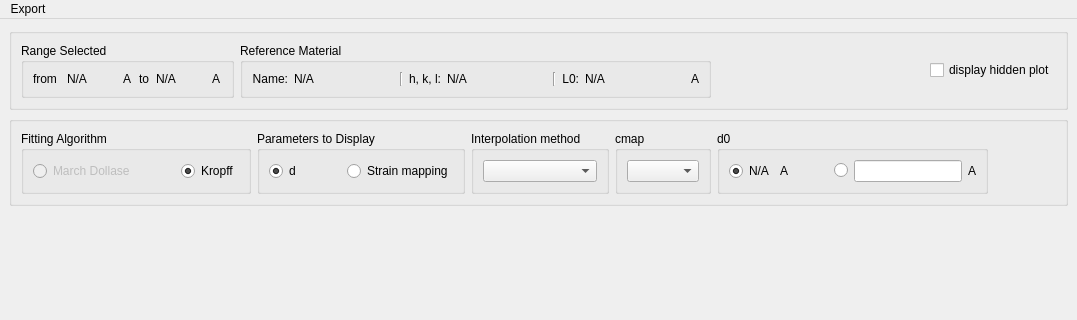
This is src/ibeatles/ui/ui_strainMapping.ui in ornlneutronimaging/iBeatles as Qt 5 draws it before an edit; both pictures show x 0 to 1077 and y 0 to 320 of the 1077 by 857 pixel window. The edited form follows.
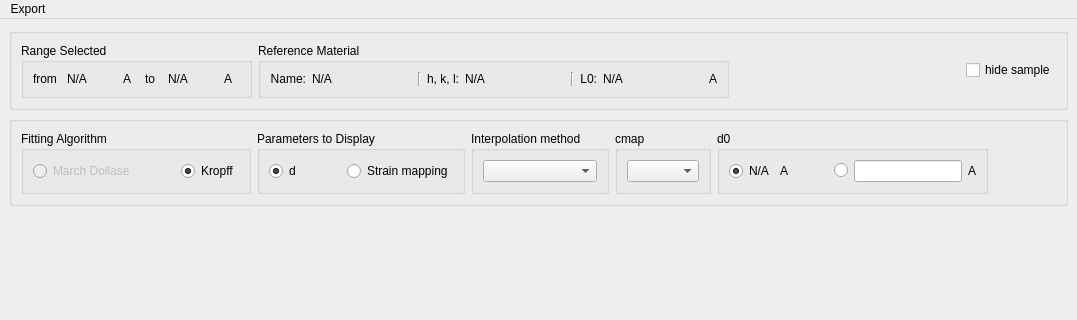
This is the edited form.

Commit message: sample is hidden. this refs #234

```diff
--- a/src/ibeatles/ui/ui_strainMapping.ui
+++ b/src/ibeatles/ui/ui_strainMapping.ui
@@ -243,7 +243,7 @@
          <item>
           <widget class="QCheckBox" name="checkBox">
            <property name="text">
-            <string>display hidden plot</string>
+            <string>hide sample</string>
            </property>
           </widget>
          </item>
```
